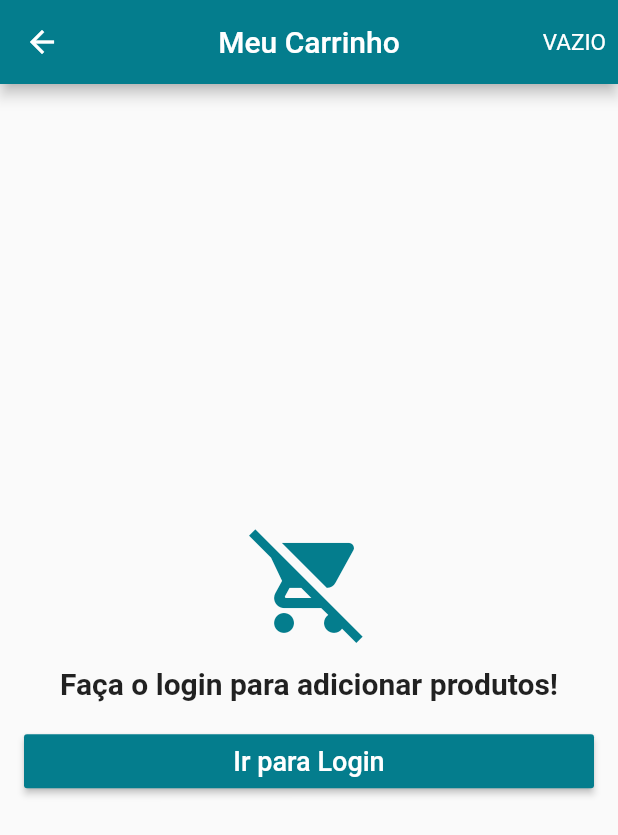
After one commit to JacksonECO/Loja_Virtual, a Flutter app: the CardScreen screen opened directly, on a phone screen of 412 x 824 dp. The commit adds this screen. Shown: the top 835 px of the screen. Run offline on Flutter 3.47's test engine with Material 2 defaults, Android fonts, the phone set to English and light mode, and no system bars; our stand-ins replace carousel_pro, cloud_firestore, firebase_auth, google_sign_in, transparent_image; missing offline and left inert: flutter_facebook_login; accounts and stored records are empty.

Commit message:
Criação do Carrinho de compras

```diff
--- /dev/null
+++ b/loja_virtual/lib/card_product.dart
@@ -0,0 +1,45 @@
+import 'package:cloud_firestore/cloud_firestore.dart';
+import 'package:lojavirtual/product_dat.dart';
+
+class CardProduct {
+  //Será usado no nosso carrinho de compras
+  //Devemos que salvar os id,
+  // pois se salvar os dados, e acontecer uma mudança de preços
+  // o usuario continuará com os dados antigos
+
+  String cid; //categoria id
+  String category;
+  String pid; //produto id
+  String observacao;//Asimov
+
+  int quantity;
+  String modelo;
+
+  ProductData productData; //Salvará os dados do produto sempre que carregar
+
+  CardProduct();
+
+  DocumentSnapshot salve;
+
+  CardProduct.fromDocument(DocumentSnapshot document){
+    cid = document.documentID;
+    category = document.data["category"];
+    pid = document.data["pid"];
+    modelo = document.data["modelo"];
+    quantity = document.data["quantity"];
+    observacao = document.data["observacao"];
+    salve = document;
+  }
+
+  Map<String, dynamic> toMap(){
+    return {
+      "category":category,
+      "pid": pid,
+      "quantity": quantity,
+      "modelo": modelo,
+      "observacao": observacao,
+      //"product": productData.toResumeMap()
+    };
+  }
+
+}
--- /dev/null
+++ b/loja_virtual/lib/card_screen.dart
@@ -0,0 +1,99 @@
+import 'package:flutter/material.dart';
+import 'package:lojavirtual/card_discount.dart';
+import 'package:lojavirtual/card_model.dart';
+import 'package:lojavirtual/card_price.dart';
+import 'package:lojavirtual/card_ship.dart';
+import 'package:lojavirtual/card_tile.dart';
+import 'package:lojavirtual/login_screen.dart';
+import 'package:lojavirtual/user_model.dart';
+import 'package:scoped_model/scoped_model.dart';
+
+class CardScreen extends StatelessWidget {
+
+  @override
+  Widget build(BuildContext context) {
+    return Scaffold(
+      appBar: AppBar(
+        title: Text("Meu Carrinho"),
+        centerTitle: true,
+        actions: <Widget>[
+          Container(
+            padding: EdgeInsets.only(right: 8),
+            alignment: Alignment.center,
+            child: ScopedModelDescendant<CardModel>(
+                builder: (context, child, model){
+                  int p = model.products.length;
+                  return Text(
+                      ((p == 0) ? "VAZIO" : "$p " + (p==1 ? "ITEM" : "ITENS")),
+                    style: TextStyle(fontSize: 15),
+                  );
+                }
+            ),
+          )
+        ],
+      ),
+      body: ScopedModelDescendant<CardModel>(
+        builder: (context, child, model){
+          if(model.isLoading && UserModel.of(context).isLoggedIn())
+            return Center(child: CircularProgressIndicator());
+          else if(!UserModel.of(context).isLoggedIn()){
+            return Container(
+              padding: EdgeInsets.all(16),
+              child: Column(
+                crossAxisAlignment: CrossAxisAlignment.stretch,
+                mainAxisAlignment: MainAxisAlignment.center,
+                children: <Widget>[
+                  Icon(
+                      Icons.remove_shopping_cart,
+                      size: 80,
+                      color: Theme.of(context).primaryColor,
+                  ),
+                  SizedBox(height: 16,),
+                  Text("Faça o login para adicionar produtos!",
+                    style: TextStyle(fontSize: 20, fontWeight: FontWeight.bold),
+                    textAlign: TextAlign.center,
+                  ),
+                  SizedBox(height: 16,),
+                  RaisedButton(
+                    child: Text("Ir para Login",
+                          style: TextStyle(fontSize: 18),),
+                    textColor: Colors.white,
+                    color: Theme.of(context).primaryColor,
+                    onPressed: (){
+                      Navigator.of(context).pushReplacement(
+                        MaterialPageRoute(builder: (context)=>LoginScreen())
+                      );
+                    },
+
+                  )
+                ],
+              ),
+            );
+          }
+          else if(model.products == null || model.products.length == 0){
+            return Center(
+              child: Text("Nenhum produto no carrinho",
+              style: TextStyle(fontSize: 20, fontWeight: FontWeight.bold),
+              textAlign: TextAlign.center,
+              ),
+            );
+          }
+          else{
+            return ListView(
+              children: <Widget>[
+                Column(
+                  children: model.products.map((e){
+                    return CardTile(e);
+                    }).toList(),
+                ),
+                CardDiscount(),
+                CardShip(),
+                CardPrice((){}),///Como parametro tem uma função que rodará apos clicar em Finalizar pedido
+            ],
+            );
+          }
+        },
+      ),
+    );
+  }
+}
--- a/loja_virtual/lib/home_screen.dart
+++ b/loja_virtual/lib/home_screen.dart
@@ -1,4 +1,6 @@
 import 'package:flutter/material.dart';
+import 'package:lojavirtual/card_bottom.dart';
+import 'package:lojavirtual/card_screen.dart';
 import 'package:lojavirtual/products_tab.dart';
 import 'custom_drawer.dart';
 import 'home_tab.dart';
@@ -18,6 +20,7 @@ class HomeScreen extends StatelessWidget {
           ),
           drawer: CustomDrawer(_pagesController),
           body: ProductsTab(),
+          floatingActionButton: CardBottom(),
         ),
         Scaffold(
           body: HomeTab(),
@@ -31,7 +34,7 @@ class HomeScreen extends StatelessWidget {
           drawer: CustomDrawer(_pagesController),
         ),
         Scaffold(
-          body: HomeTab(),
+          body: CardScreen(),
           drawer: CustomDrawer(_pagesController),
         ),
       ],
```
Also changed, not shown: loja_virtual/lib/card_bottom.dart (added, +16 -0 lines), loja_virtual/lib/card_discount.dart (added, +51 -0 lines), loja_virtual/lib/card_model.dart (added, +69 -0 lines), loja_virtual/lib/card_price.dart (added, +77 -0 lines), loja_virtual/lib/card_ship.dart (added, +34 -0 lines), loja_virtual/lib/card_tile.dart (added, +119 -0 lines), loja_virtual/lib/category_screen.dart (+8 -2 lines), loja_virtual/lib/main.dart (+11 -1 lines), loja_virtual/lib/product_dat.dart (+8 -0 lines), loja_virtual/lib/product_screen.dart (+31 -2 lines), loja_virtual/lib/sigup_screen.dart (+6 -6 lines), loja_virtual/lib/user_model.dart (+28 -25 lines).
